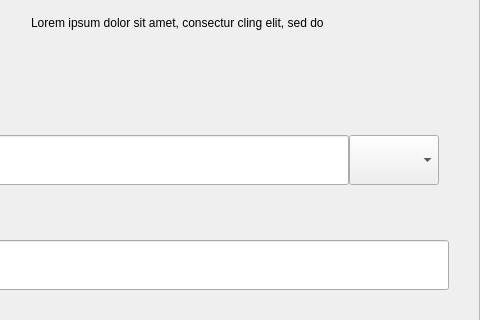
This is src/qt/vitae/forms/requestdialog.ui in VitaeTeam/Vitae as Qt 5 draws it before an edit; both pictures show x 122 to 602 and y 123 to 443 of the 602 by 607 pixel window. The edited form follows.
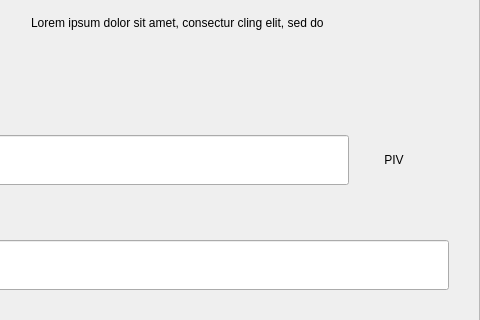
This is the edited form.

```diff
--- a/src/qt/vitae/forms/requestdialog.ui
+++ b/src/qt/vitae/forms/requestdialog.ui
@@ -319,18 +319,12 @@
                     <number>0</number>
                    </property>
                    <item>
-                    <widget class="QComboBox" name="comboBoxCoin">
-                     <property name="minimumSize">
-                      <size>
-                       <width>0</width>
-                       <height>50</height>
-                      </size>
+                    <widget class="QLabel" name="comboBoxCoin">
+                     <property name="text">
+                      <string>PIV</string>
                      </property>
-                     <property name="maximumSize">
-                      <size>
-                       <width>16777215</width>
-                       <height>50</height>
-                      </size>
+                     <property name="alignment">
+                      <set>Qt::AlignCenter</set>
                      </property>
                     </widget>
                    </item>
```
